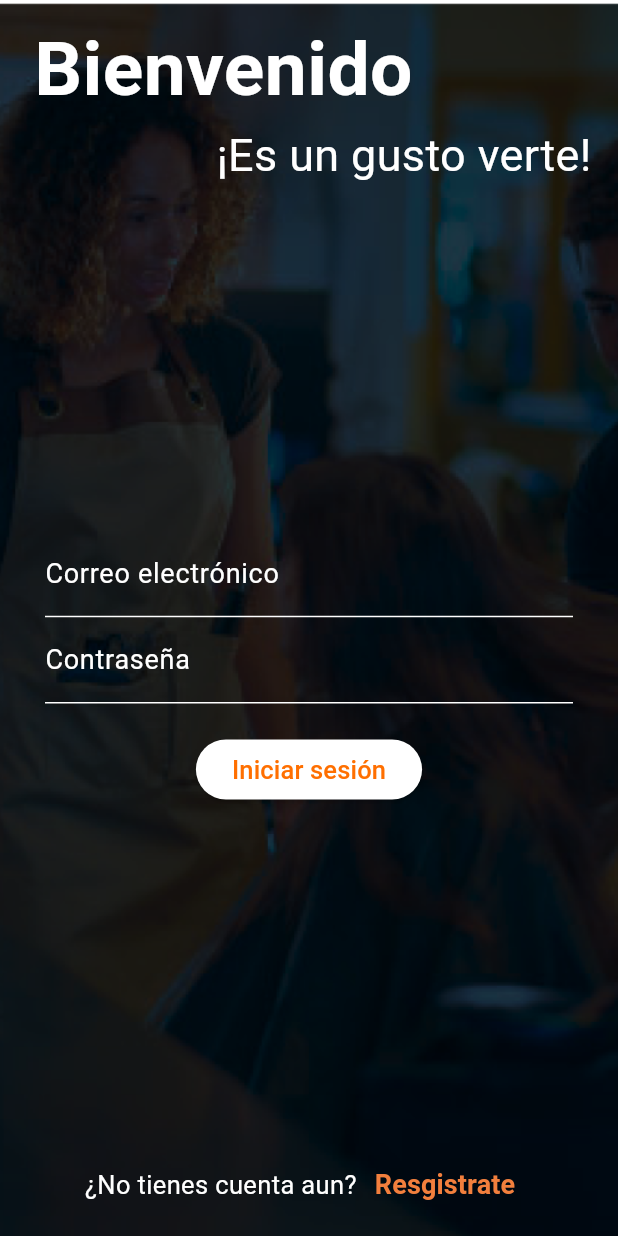
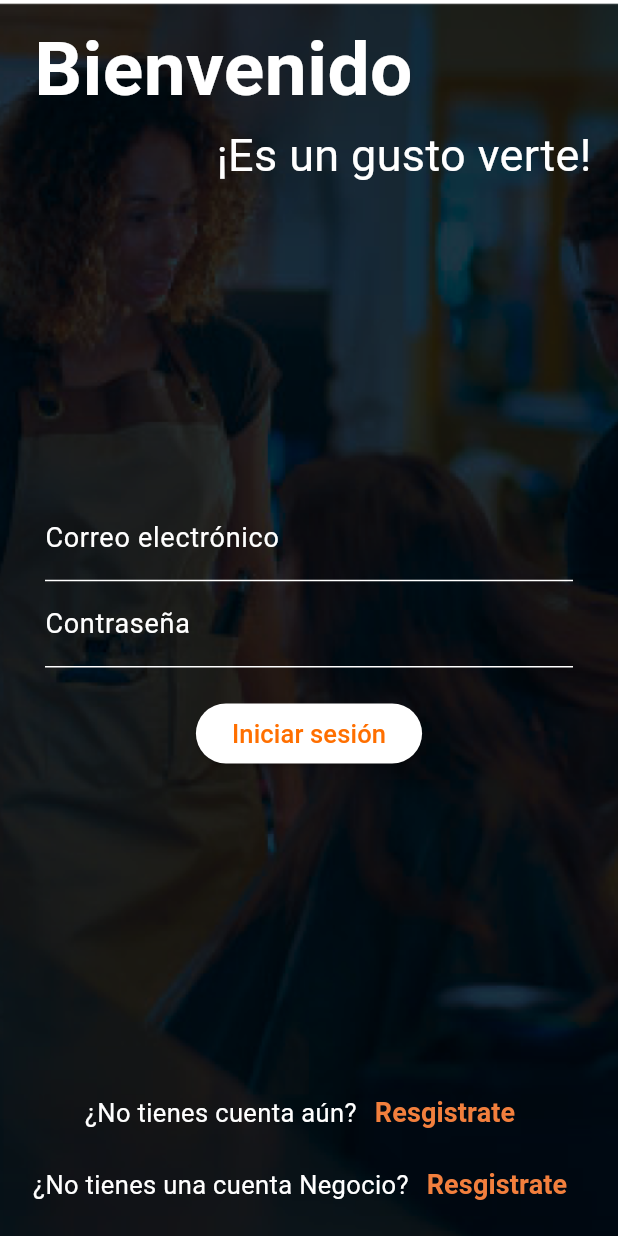
Before and after one commit to AndresCamiloChavez/app_pamii, a Flutter app: the screen it shows after launch, on a phone screen of 412 x 824 dp. Run offline on Flutter 3.47's test engine with Material 3 defaults, Android fonts, the light colour scheme and no system bars; our stand-ins replace carousel_slider, dio, flutter_riverpod, go_router.

Commit message:
Implementación y arreglo de rutas

```diff
--- a/lib/core/constants/constants.dart
+++ b/lib/core/constants/constants.dart
@@ -1,6 +1,6 @@
 class AppConstants {
   // URLs de la API
-  static const String baseUrl = 'http://192.168.1.9:3000/api/v1';
+  static const String baseUrl = 'http://192.168.0.11:3000/api/v1';
 
   // Claves API
   static const String apiKey = 'SU_CLAVE_API_AQUI';
--- a/lib/core/router/app_router.dart
+++ b/lib/core/router/app_router.dart
@@ -1,5 +1,6 @@
 import 'package:app_pamii/presentation/pages/auth/login_page.dart';
 import 'package:app_pamii/presentation/pages/auth/register_page.dart';
+import 'package:app_pamii/presentation/pages/auth/register_page_business.dart';
 import 'package:app_pamii/presentation/pages/home/home_page.dart';
 import 'package:app_pamii/presentation/providers/auth/form_provider.dart';
 import 'package:flutter/material.dart';
@@ -10,19 +11,28 @@ final routerProvider = Provider<GoRouter>((ref) {
   return GoRouter(
     initialLocation: '/login',
     redirect: (context, state) {
-      // Aquí, obtenemos el estado del proveedor de autenticación
       final isLoggedIn = ref.read(loginFormProvider).isLoginSuccess;
-      if (state.path == '/login' && isLoggedIn) {
+      final path = state.fullPath;
+
+      print("Log full path ${path}");
+
+      // Permitir explícitamente la navegación a las páginas de registro sin redirección
+      if (path!.endsWith('/login/register') ||
+          path.endsWith('/login/register-business')) {
+        return null;
+      }
+
+      if (isLoggedIn && (path == '/login' || path == '/')) {
+        // Si el usuario está logueado y está en login o en la ruta raíz, redirigir a home
         return '/home';
       }
 
-      // Comprobando si el usuario no está autenticado y no está en la página de login
-      if (!isLoggedIn && state.path != '/login') {
-        // Redirigir al usuario a la página de login si no está autenticado
+      if (!isLoggedIn && path != '/login') {
+        // Si el usuario no está logueado y no está en la página de login, redirigir a login
         return '/login';
       }
 
-      // No se necesita redirección
+      // No se necesita redirección para otras condiciones
       return null;
     },
     routes: [
@@ -38,6 +48,10 @@ final routerProvider = Provider<GoRouter>((ref) {
             path: 'register',
             builder: (context, state) => const RegisterPage(),
           ),
+          GoRoute(
+            path: 'register-business',
+            builder: (context, state) => const RegisterBusinessPage(),
+          ),
         ],
       ),
       GoRoute(
--- a/lib/presentation/pages/auth/login_page.dart
+++ b/lib/presentation/pages/auth/login_page.dart
@@ -1,3 +1,4 @@
+import 'package:app_pamii/core/router/app_router.dart';
 import 'package:app_pamii/presentation/pages/auth/widgets/form_login.dart';
 import 'package:app_pamii/presentation/pages/auth/widgets/redirection_page.dart';
 import 'package:app_pamii/presentation/providers/auth/form_provider.dart';
@@ -54,7 +55,19 @@ class LoginPage extends ConsumerWidget {
                   ],
                 ),
                 const Expanded(child: LoginForm()),
-                const PageRedirection(),
+                GestureDetector(
+                  child: const PageRedirection(),
+                  onTap: () {
+                    ref.read(routerProvider).push('/login/register');
+                  },
+                ),
+                GestureDetector(
+                    onTap: () {
+                      ref.read(routerProvider).push('/login/register-business');
+                    },
+                    child: const PageRedirection(
+                      message: "¿No tienes una cuenta Negocio?",
+                    )),
               ],
             ),
           ),
--- a/lib/presentation/pages/auth/widgets/redirection_page.dart
+++ b/lib/presentation/pages/auth/widgets/redirection_page.dart
@@ -7,7 +7,7 @@ class PageRedirection extends StatelessWidget {
 
   const PageRedirection(
       {super.key,
-      this.message = "¿No tienes cuenta aun?",
+      this.message = "¿No tienes cuenta aún?",
       this.option = "Resgistrate"});
 
   @override
```
Also changed, not shown: lib/presentation/pages/auth/register_page_business.dart (added, +14 -0 lines).
